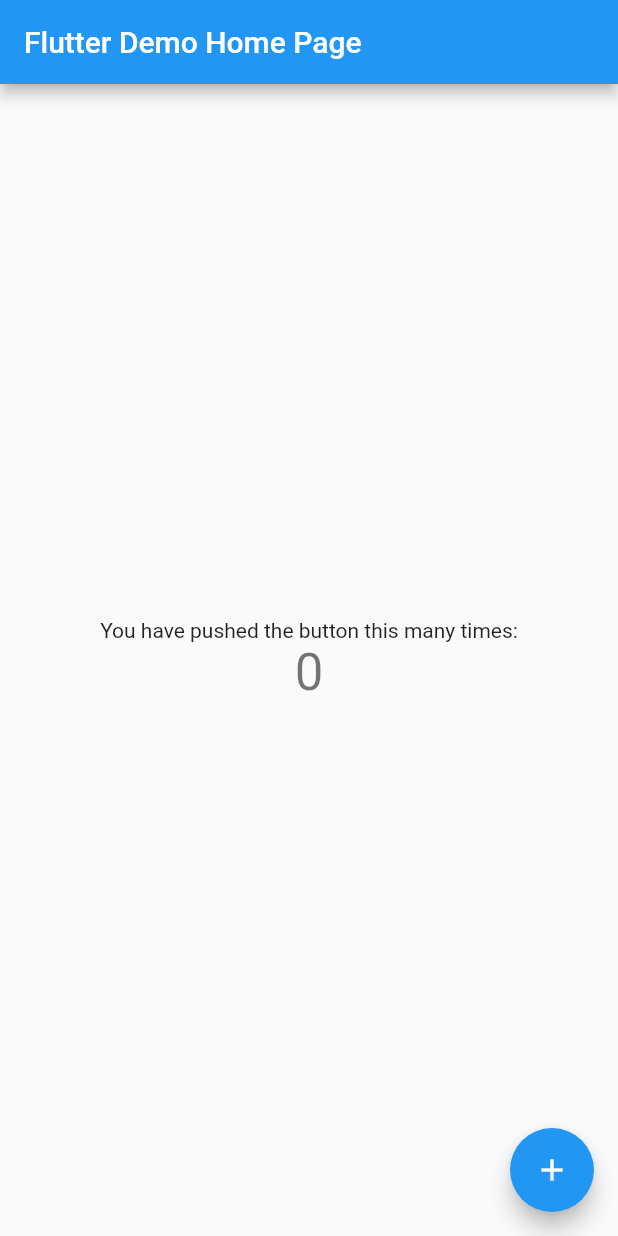
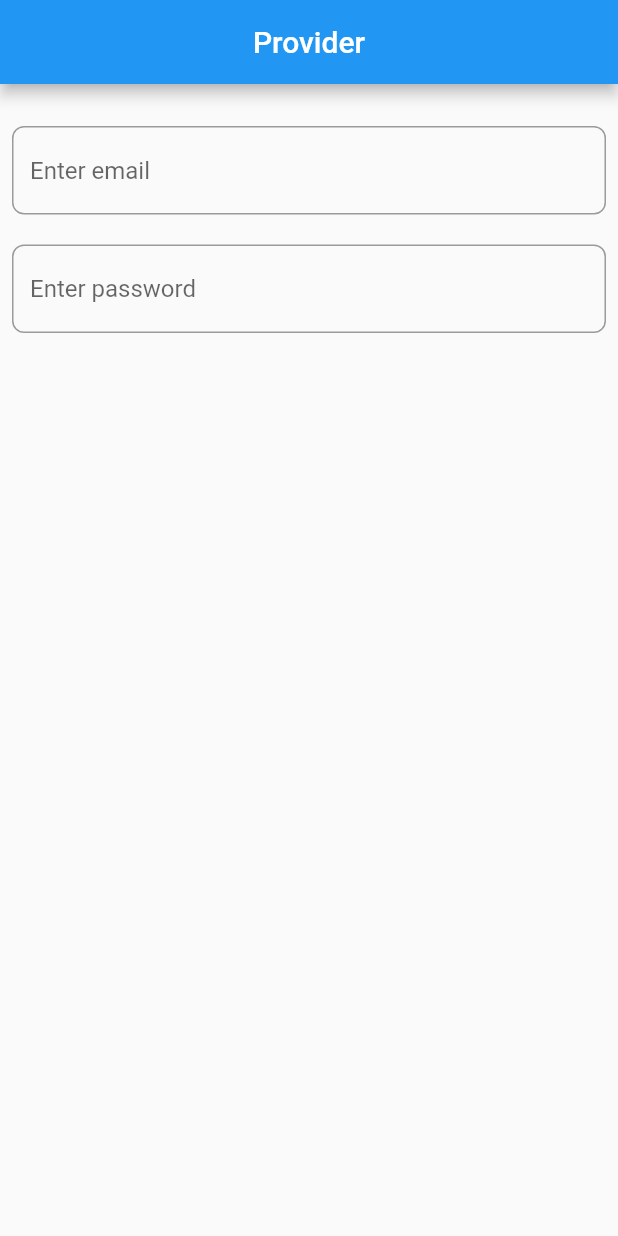
Before and after one commit to Netesh5/allaboutProvider, a Flutter app: the screen it shows after launch, on a phone screen of 412 x 824 dp. Run offline on Flutter 3.47's test engine with Material 2 defaults, Android fonts, the phone set to English and light mode, and no system bars.

Commit message:
UI_design

```diff
--- a/lib/main.dart
+++ b/lib/main.dart
@@ -1,115 +1,23 @@
 import 'package:flutter/material.dart';
+import 'package:provider_app/screen/homepage.dart';
 
 void main() {
-  runApp(const MyApp());
+  runApp(mainpage());
 }
 
-class MyApp extends StatelessWidget {
-  const MyApp({Key? key}) : super(key: key);
+class mainpage extends StatefulWidget {
+  const mainpage({Key? key}) : super(key: key);
 
-  // This widget is the root of your application.
+  @override
+  State<mainpage> createState() => _mainpageState();
+}
+
+class _mainpageState extends State<mainpage> {
   @override
   Widget build(BuildContext context) {
     return MaterialApp(
-      title: 'Flutter Demo',
-      theme: ThemeData(
-        // This is the theme of your application.
-        //
-        // Try running your application with "flutter run". You'll see the
-        // application has a blue toolbar. Then, without quitting the app, try
-        // changing the primarySwatch below to Colors.green and then invoke
-        // "hot reload" (press "r" in the console where you ran "flutter run",
-        // or simply save your changes to "hot reload" in a Flutter IDE).
-        // Notice that the counter didn't reset back to zero; the application
-        // is not restarted.
-        primarySwatch: Colors.blue,
-      ),
-      home: const MyHomePage(title: 'Flutter Demo Home Page'),
+      debugShowCheckedModeBanner: false,
+      home: Homepage(),
     );
   }
 }
-
-class MyHomePage extends StatefulWidget {
-  const MyHomePage({Key? key, required this.title}) : super(key: key);
-
-  // This widget is the home page of your application. It is stateful, meaning
-  // that it has a State object (defined below) that contains fields that affect
-  // how it looks.
-
-  // This class is the configuration for the state. It holds the values (in this
-  // case the title) provided by the parent (in this case the App widget) and
-  // used by the build method of the State. Fields in a Widget subclass are
-  // always marked "final".
-
-  final String title;
-
-  @override
-  State<MyHomePage> createState() => _MyHomePageState();
-}
-
-class _MyHomePageState extends State<MyHomePage> {
-  int _counter = 0;
-
-  void _incrementCounter() {
-    setState(() {
-      // This call to setState tells the Flutter framework that something has
-      // changed in this State, which causes it to rerun the build method below
-      // so that the display can reflect the updated values. If we changed
-      // _counter without calling setState(), then the build method would not be
-      // called again, and so nothing would appear to happen.
-      _counter++;
-    });
-  }
-
-  @override
-  Widget build(BuildContext context) {
-    // This method is rerun every time setState is called, for instance as done
-    // by the _incrementCounter method above.
-    //
-    // The Flutter framework has been optimized to make rerunning build methods
-    // fast, so that you can just rebuild anything that needs updating rather
-    // than having to individually change instances of widgets.
-    return Scaffold(
-      appBar: AppBar(
-        // Here we take the value from the MyHomePage object that was created by
-        // the App.build method, and use it to set our appbar title.
-        title: Text(widget.title),
-      ),
-      body: Center(
-        // Center is a layout widget. It takes a single child and positions it
-        // in the middle of the parent.
-        child: Column(
-          // Column is also a layout widget. It takes a list of children and
-          // arranges them vertically. By default, it sizes itself to fit its
-          // children horizontally, and tries to be as tall as its parent.
-          //
-          // Invoke "debug painting" (press "p" in the console, choose the
-          // "Toggle Debug Paint" action from the Flutter Inspector in Android
-          // Studio, or the "Toggle Debug Paint" command in Visual Studio Code)
-          // to see the wireframe for each widget.
-          //
-          // Column has various properties to control how it sizes itself and
-          // how it positions its children. Here we use mainAxisAlignment to
-          // center the children vertically; the main axis here is the vertical
-          // axis because Columns are vertical (the cross axis would be
-          // horizontal).
-          mainAxisAlignment: MainAxisAlignment.center,
-          children: <Widget>[
-            const Text(
-              'You have pushed the button this many times:',
-            ),
-            Text(
-              '$_counter',
-              style: Theme.of(context).textTheme.headline4,
-            ),
-          ],
-        ),
-      ),
-      floatingActionButton: FloatingActionButton(
-        onPressed: _incrementCounter,
-        tooltip: 'Increment',
-        child: const Icon(Icons.add),
-      ), // This trailing comma makes auto-formatting nicer for build methods.
-    );
-  }
-}
--- /dev/null
+++ b/lib/screen/homepage.dart
@@ -0,0 +1,47 @@
+import 'package:flutter/material.dart';
+
+class Homepage extends StatefulWidget {
+  const Homepage({Key? key}) : super(key: key);
+
+  @override
+  State<Homepage> createState() => _HomepageState();
+}
+
+class _HomepageState extends State<Homepage> {
+  @override
+  Widget build(BuildContext context) {
+    return Scaffold(
+      appBar: AppBar(
+        title: const Text("Provider"),
+        centerTitle: true,
+      ),
+      body: SafeArea(
+          child: Padding(
+        padding: const EdgeInsets.all(8.0),
+        child: Container(
+          child: Column(
+            children: [
+              SizedBox(
+                height: 20,
+              ),
+              TextField(
+                decoration: InputDecoration(
+                    hintText: "Enter email",
+                    border: OutlineInputBorder(
+                        borderRadius: BorderRadius.circular(8))),
+              ),
+              SizedBox(
+                height: 20,
+              ),
+              TextField(
+                  decoration: InputDecoration(
+                      hintText: "Enter password",
+                      border: OutlineInputBorder(
+                          borderRadius: BorderRadius.circular(8)))),
+            ],
+          ),
+        ),
+      )),
+    );
+  }
+}
```
